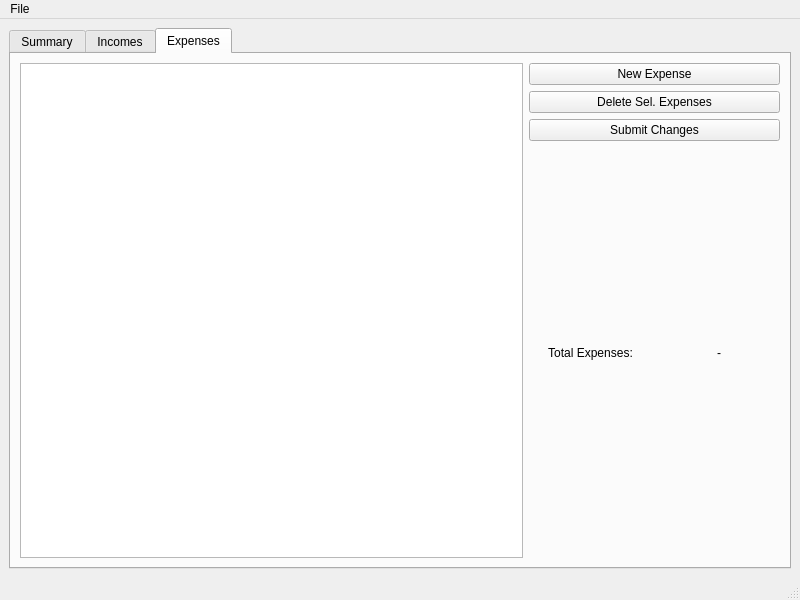
Old version of the form mainwindow.ui in the repository MacPiston/HomePot.
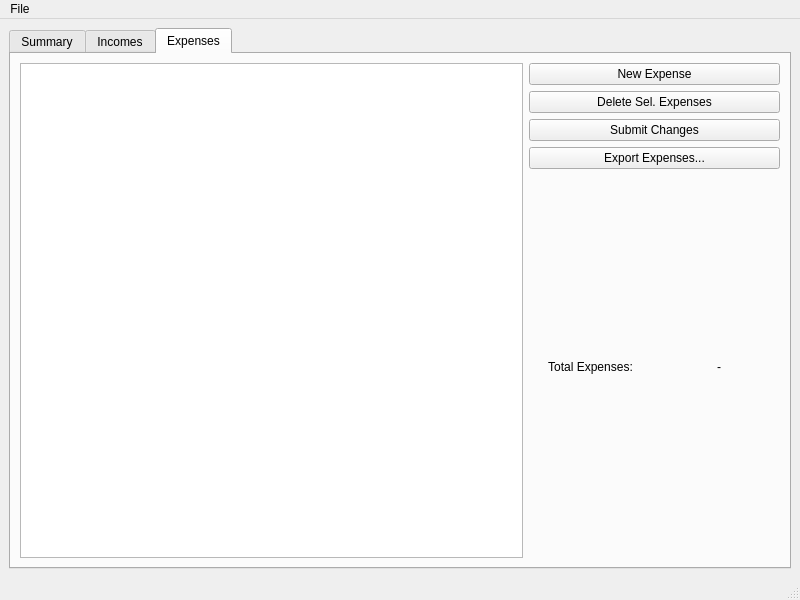
New version of the form. The open tabs and pages were chosen to show the change. Custom widgets are drawn as their Qt base class.

Commit message:
Exporter Class; database not being opened fix
- fixed bug where database would close itself right after being selected
- added Exporter class for handling data export to .txt or.xlsx

What changed in the file:
```diff
--- a/mainwindow.ui
+++ b/mainwindow.ui
@@ -496,6 +496,16 @@
                 </property>
                </widget>
               </item>
+              <item>
+               <widget class="QPushButton" name="exportExpensesPushButton">
+                <property name="enabled">
+                 <bool>true</bool>
+                </property>
+                <property name="text">
+                 <string>Export Expenses...</string>
+                </property>
+               </widget>
+              </item>
              </layout>
             </item>
             <item>
```
Left out of the diff: 16 changed lines with no effect on the pictures. The commit also changes 9 other files.
